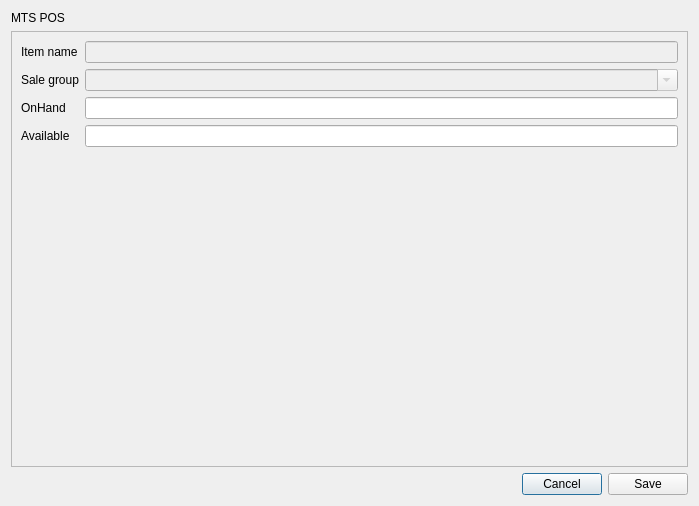
Old version of the form app/views/templates/generated/EditStock.ui in the repository rondalefloyd/mts-pos.
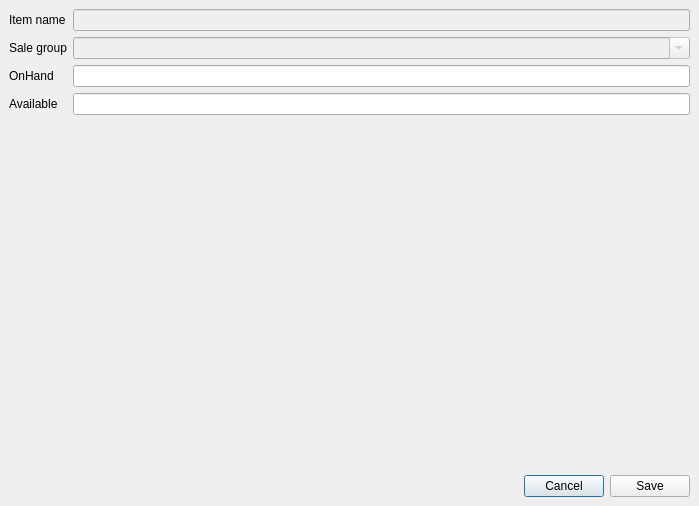
New version of the form.

```diff
--- a/app/views/templates/generated/EditStock.ui
+++ b/app/views/templates/generated/EditStock.ui
@@ -14,21 +14,26 @@
    <string>Edit stock</string>
   </property>
   <layout class="QVBoxLayout" name="verticalLayout">
-   <item>
-    <widget class="QLabel" name="label_6">
-     <property name="sizePolicy">
-      <sizepolicy hsizetype="Preferred" vsizetype="Fixed">
-       <horstretch>0</horstretch>
-       <verstretch>0</verstretch>
-      </sizepolicy>
-     </property>
-     <property name="text">
-      <string>MTS POS</string>
-     </property>
-    </widget>
-   </item>
+   <property name="spacing">
+    <number>0</number>
+   </property>
+   <property name="leftMargin">
+    <number>0</number>
+   </property>
+   <property name="topMargin">
+    <number>0</number>
+   </property>
+   <property name="rightMargin">
+    <number>0</number>
+   </property>
+   <property name="bottomMargin">
+    <number>0</number>
+   </property>
    <item>
     <widget class="QScrollArea" name="scrollArea">
+     <property name="frameShape">
+      <enum>QFrame::NoFrame</enum>
+     </property>
      <property name="widgetResizable">
       <bool>true</bool>
      </property>
@@ -37,8 +42,8 @@
        <rect>
         <x>0</x>
         <y>0</y>
-        <width>679</width>
-        <height>436</height>
+        <width>699</width>
+        <height>465</height>
        </rect>
       </property>
       <layout class="QFormLayout" name="formLayout">
@@ -106,7 +111,8 @@
     </widget>
    </item>
    <item>
-    <layout class="QHBoxLayout" name="horizontalLayout">
+    <widget class="QWidget" name="widgetConfirmationButton" native="true">
+     <layout class="QHBoxLayout" name="horizontalLayout_2">
      <item>
       <spacer name="horizontalSpacer">
        <property name="orientation">
@@ -135,6 +141,7 @@
       </widget>
      </item>
     </layout>
+    </widget>
    </item>
   </layout>
  </widget>
```
Left out of the diff: 2 changed lines with no effect on the pictures. Lines whose indentation alone changed are shown as unchanged.
